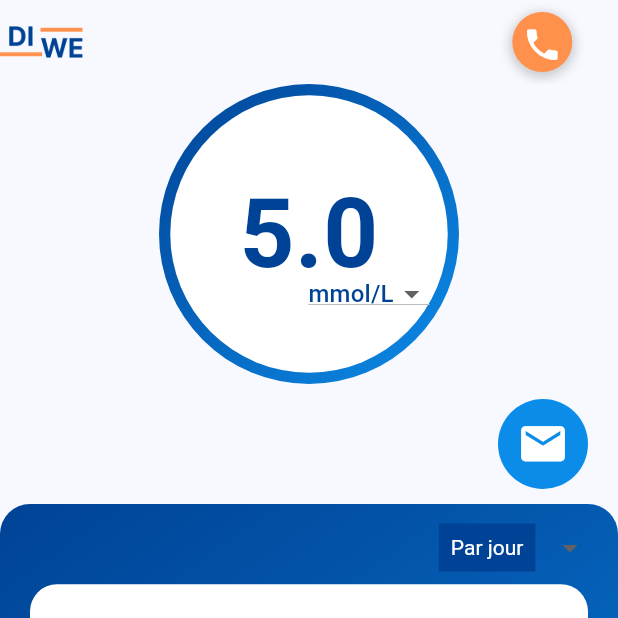
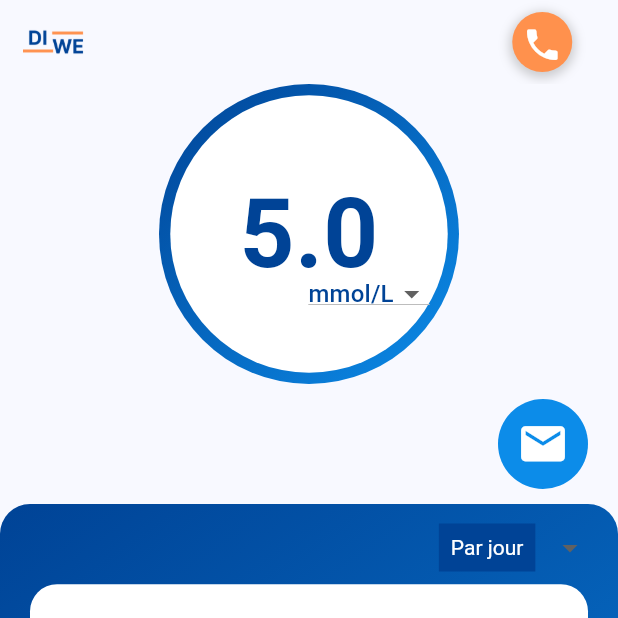
Before and after one commit to PaulDelamare/Diwe_front, a Flutter app: the MyHomePage screen opened directly, on a phone screen of 412 x 824 dp, the top half of it. Run offline on Flutter 3.47's test engine with Material 3 defaults, Android fonts, the phone set to English and light mode, and no system bars; drawn by our look-alikes of fl_chart; our stand-ins replace connectivity, flutter_dotenv, flutter_secure_storage, image_picker; accounts and stored records are empty; network calls fail.

Commit message:
j'ai mis un padding au logo de la AppBar.

```diff
--- a/lib/main.dart
+++ b/lib/main.dart
@@ -111,9 +111,11 @@ class _MyHomePageState extends State<MyHomePage> {
   Widget build(BuildContext context) {
     return Scaffold(
       appBar: AppBar(
-        leading: Image.asset(
-          'assets/images/diwe_logo.png',
-          width: 150,
+        leading: Padding(
+          padding: const EdgeInsets.only(left: 15.0), // Ajoutez du padding à gauche du logo
+          child: Image.asset(
+            'assets/images/diwe_logo.png',
+          ),
         ),
         actions: [
           Padding(
@@ -150,6 +152,7 @@ class _MyHomePageState extends State<MyHomePage> {
           ),
         ],
       ),
+
       // Afficher le contenu de la page sélectionnée
       body: _selectedPage,
       bottomNavigationBar: Navbar(
```
